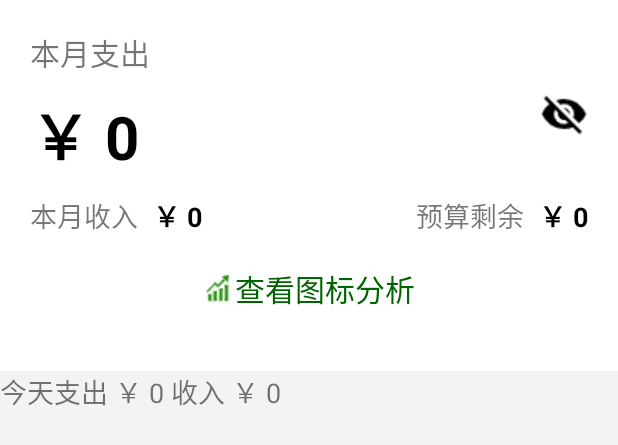
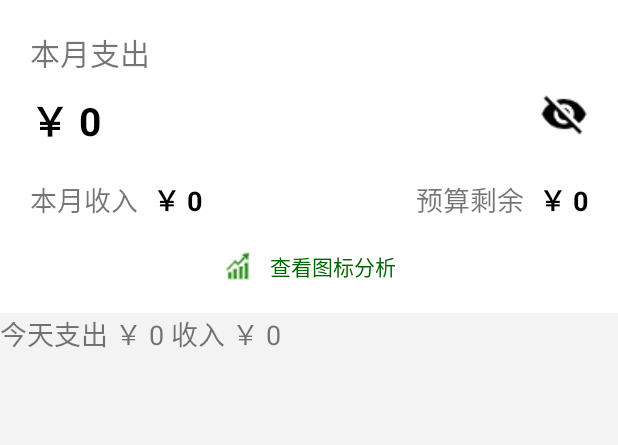
Before and after one commit to BrBeau/KeepAccount, an Android app: the layout m_item_lv_head.xml on its own in the app's theme, with its tools: preview values and no code run, on a phone screen of 412 x 824 dp. Shown: the top 445 px of the screen. Run offline under Robolectric (Android 15) with nearby library versions, the phone set to English and light mode, and no system bars.

```diff
--- a/app/src/main/res/layout/m_item_lv_head.xml
+++ b/app/src/main/res/layout/m_item_lv_head.xml
@@ -16,21 +16,22 @@
             android:layout_width="wrap_content"
             android:layout_height="wrap_content"
             android:text="@string/m_expense"
-            android:textSize="20sp"
-            />
+            android:textSize="20sp"/>
 
         <TextView
             android:id="@+id/m_item_head_expanse"
             android:layout_width="wrap_content"
             android:layout_height="wrap_content"
             android:text="￥ 0"
-            android:textSize="40sp"
+            android:textSize="26sp"
             android:textStyle="bold"
             android:textColor="@color/colorBlack"
             android:layout_below="@+id/m_item_head_expanse_tip"
-            android:layout_marginTop="10dp"/>
+            android:layout_marginTop="10dp"
+            android:layout_marginBottom="10dp"/>
 
         <ImageView
+            android:id="@+id/m_head_hide_money"
             android:layout_width="wrap_content"
             android:layout_height="wrap_content"
             android:layout_alignTop="@+id/m_item_head_expanse"
@@ -84,18 +85,19 @@
             android:layout_width="wrap_content"
             android:layout_height="wrap_content"
             android:text="查看图标分析"
-            android:layout_margin="20dp"
-            android:textSize="20sp"
+            android:layout_marginTop="20dp"
             android:textColor="@color/colorGreen"
             android:layout_below="@+id/m_item_head_income_tip"
             android:layout_centerHorizontal="true"
             android:drawableLeft="@drawable/m_chart"
+            android:drawablePadding="10dp"
             />
 
     </RelativeLayout>
 
     <TextView
-        android:layout_width="wrap_content"
+        android:id="@+id/m_item_head_today_tv"
+        android:layout_width="match_parent"
         android:layout_height="wrap_content"
         android:text="@string/m_money_info_today"
         android:textSize="18sp"/>
```
Also changed, not shown: app/src/main/java/com/byron/keepaccount/MainActivity.java (+55 -1 lines), app/src/main/java/com/byron/keepaccount/adapter/MainListViewAdapter.java (added, +45 -0 lines).
